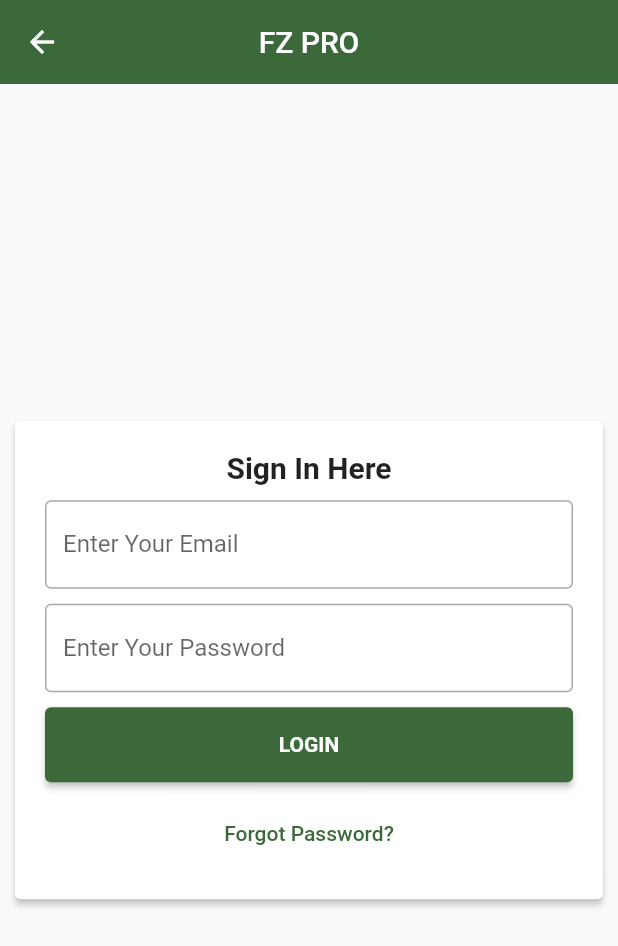
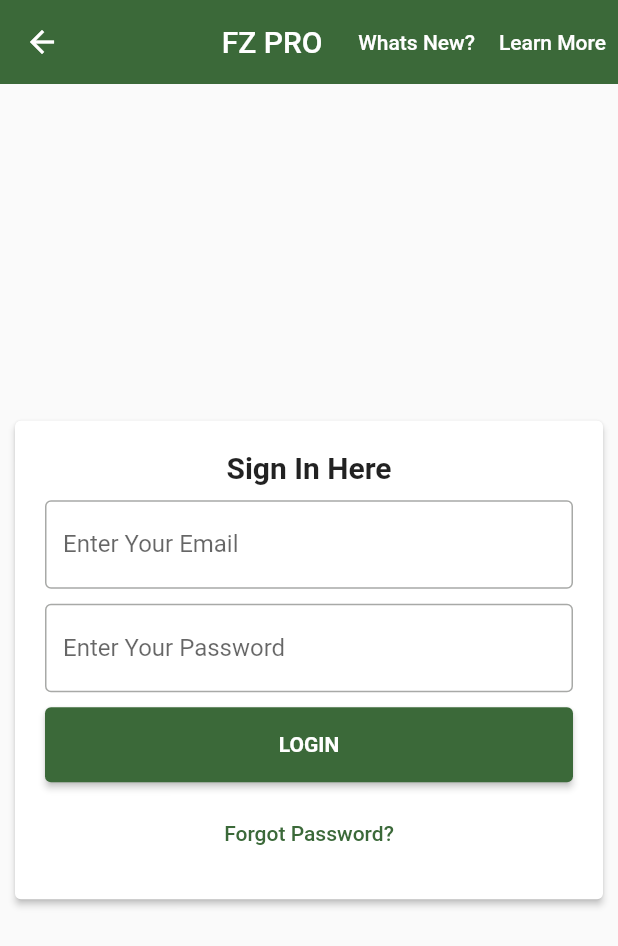
Before and after one commit to tagasimon/fz_zoom_pro_web, a Flutter app: the SignInScreen screen opened directly, on a phone screen of 412 x 824 dp. Shown: the top 946 px of the screen. Run offline on Flutter 3.47's test engine with Material 2 defaults, Android fonts, the phone set to English and light mode, and no system bars; our stand-ins replace cached_network_image, cloud_firestore, file_picker, firebase_auth, firebase_core, firebase_storage and 4 more; missing offline and left inert: dart:html, fz_hooks, google_maps; accounts and stored records are empty; network calls fail.

Commit message:
added a custom app bar for all the screens

```diff
--- a/lib/features/authentication/presentation/screens/sign_in_screen.dart
+++ b/lib/features/authentication/presentation/screens/sign_in_screen.dart
@@ -2,6 +2,7 @@ import 'package:field_zoom_pro_web/features/authentication/presentation/screens/
 import 'package:firebase_auth/firebase_auth.dart';
 import 'package:flutter/material.dart';
 import 'package:flutter_riverpod/flutter_riverpod.dart';
+import 'package:fluttertoast/fluttertoast.dart';
 import 'package:fz_hooks/fz_hooks.dart';
 
 class SignInScreen extends ConsumerStatefulWidget {
@@ -40,6 +41,27 @@ class _SignInScreenState extends ConsumerState<SignInScreen> {
       appBar: AppBar(
         title: const Text("FZ PRO"),
         elevation: 0,
+        centerTitle: true,
+        actions: [
+          TextButton(
+            onPressed: () {
+              Fluttertoast.showToast(msg: "Whats New?");
+            },
+            child: const Text(
+              "Whats New?",
+              style: TextStyle(color: Colors.white),
+            ),
+          ),
+          TextButton(
+            onPressed: () {
+              Fluttertoast.showToast(msg: "Whats New?");
+            },
+            child: const Text(
+              "Learn More",
+              style: TextStyle(color: Colors.white),
+            ),
+          ),
+        ],
       ),
       body: SafeArea(
         child: Center(
--- a/lib/features/manage_products/presentation/widgets/item_per_page_widget.dart
+++ b/lib/features/manage_products/presentation/widgets/item_per_page_widget.dart
@@ -8,7 +8,7 @@ class ItemPerPageWidget extends ConsumerWidget {
   @override
   Widget build(BuildContext context, WidgetRef ref) {
     final List<int> dropDownItems =
-        List.generate(20, (index) => (index + 1) * 2);
+        List.generate(12, (index) => (index + 1) * 1);
     final itemsPerPage = ref.watch(productFilterNotifierProvider).itemCount;
     return DropdownButton<int>(
       hint: Text('$itemsPerPage items per page'),
```
Also changed, not shown: lib/core/presentation/widgets/company_app_bar_widget.dart (added, +52 -0 lines), lib/core/presentation/widgets/company_title_widget.dart (deleted, +0 -17 lines), lib/features/customers/presentation/screens/customer_universe.dart (+2 -10 lines), lib/features/dashboard/presentation/screens/home_screen.dart (+2 -22 lines), lib/features/manage_products/presentation/screens/products_screen.dart (+11 -10 lines), lib/features/setup/presentation/screens/company_home.dart (+10 -10 lines), lib/features/setup/presentation/screens/settings_screen.dart (+10 -8 lines), lib/features/users/presentation/screens/users_screen.dart (+9 -10 lines), lib/features/visits/presentation/screens/visits_screen.dart (+2 -10 lines), 1 other file.
